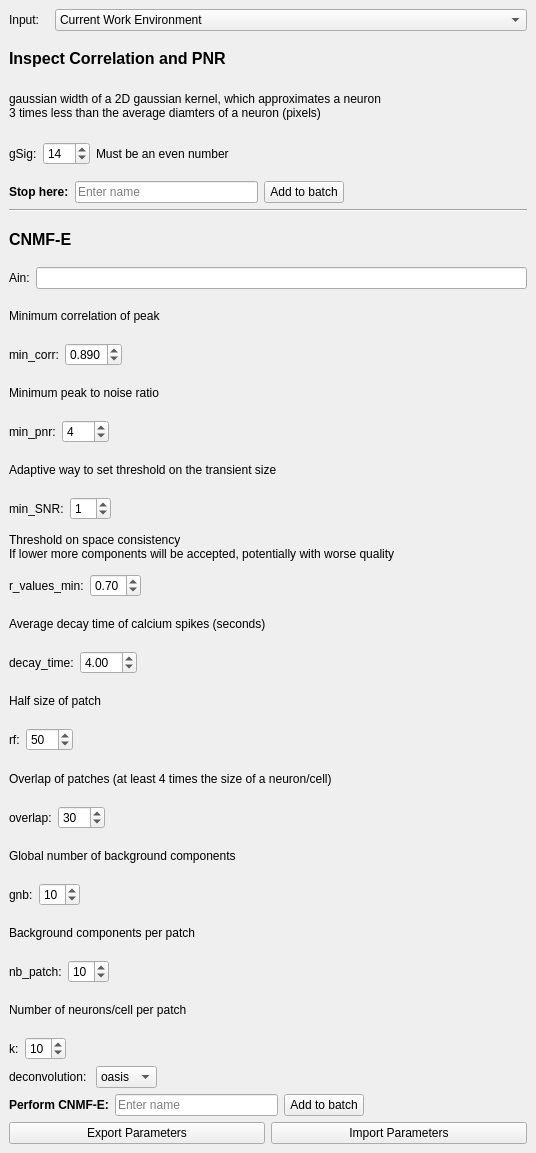
kushalkolar/MESmerize, file mesmerize/viewer/modules/ui_files/cnmfe_pytemplate.ui: the form before one commit.
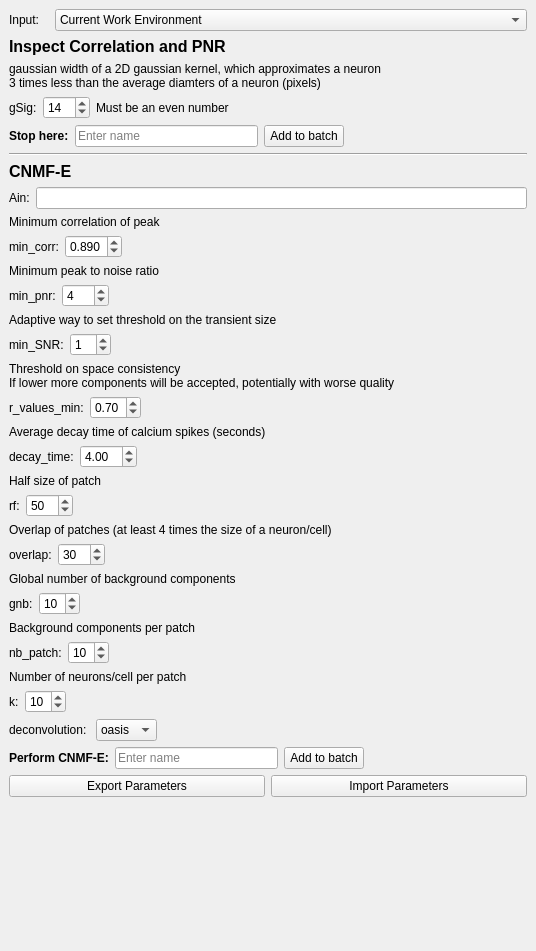
The form after the commit.

```diff
--- a/mesmerize/viewer/modules/ui_files/cnmfe_pytemplate.ui
+++ b/mesmerize/viewer/modules/ui_files/cnmfe_pytemplate.ui
@@ -10,7 +10,7 @@
     <x>0</x>
     <y>0</y>
     <width>536</width>
-    <height>1153</height>
+    <height>951</height>
    </rect>
   </property>
   <property name="floating">
@@ -729,6 +729,19 @@
       </item>
      </layout>
     </item>
+    <item>
+     <spacer name="verticalSpacer">
+      <property name="orientation">
+       <enum>Qt::Vertical</enum>
+      </property>
+      <property name="sizeHint" stdset="0">
+       <size>
+        <width>20</width>
+        <height>40</height>
+       </size>
+      </property>
+     </spacer>
+    </item>
    </layout>
   </widget>
  </widget>
```
